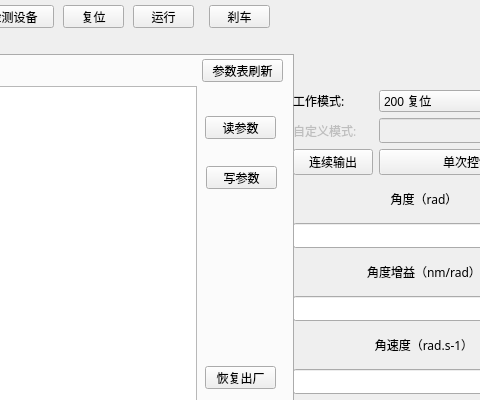
MagiclabRobotics/motor_tool, file motor_tool/mainwindow.ui: the form before one commit; both pictures show x 617 to 1097 and y 0 to 400 of the 1221 by 650 pixel window.
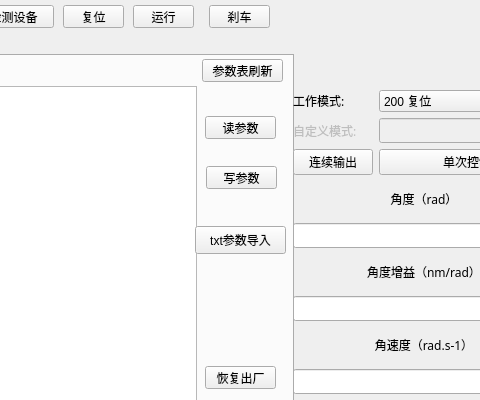
The form after the commit. The open tabs and pages were chosen to show the change. Icons and pictures are not drawn. Custom widgets are drawn as their Qt base class.

The edit to the form file:
```diff
--- a/motor_tool/mainwindow.ui
+++ b/motor_tool/mainwindow.ui
@@ -1505,6 +1505,25 @@
        <string>导出</string>
       </property>
      </widget>
+     <widget class="QPushButton" name="pushButtonTxtParaInsert">
+      <property name="geometry">
+       <rect>
+        <x>800</x>
+        <y>170</y>
+        <width>91</width>
+        <height>28</height>
+       </rect>
+      </property>
+      <property name="text">
+       <string>txt参数导入</string>
+      </property>
+      <property name="iconSize">
+       <size>
+        <width>20</width>
+        <height>20</height>
+       </size>
+      </property>
+     </widget>
     </widget>
     <widget class="QWidget" name="tab_Oscilloscope">
      <attribute name="title">
```
